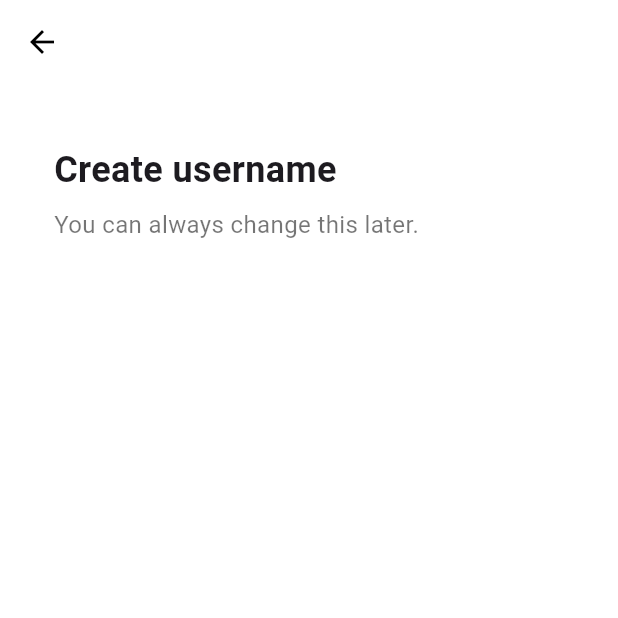
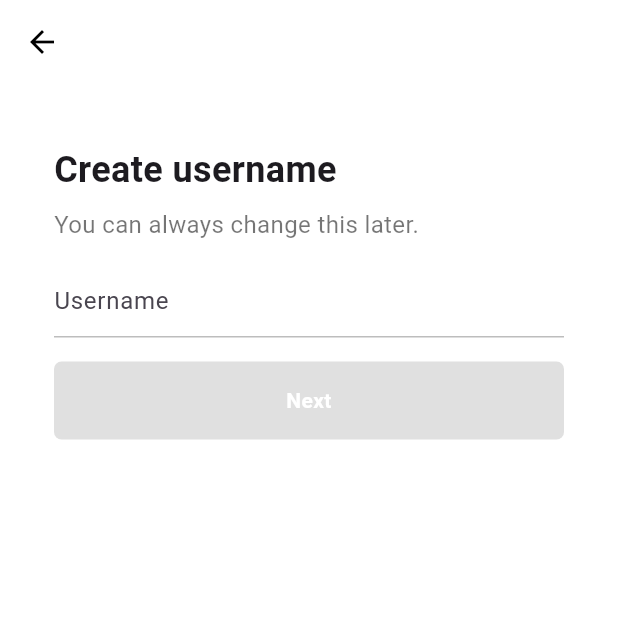
Before and after one commit to viva-lee/tiktok_clone, a Flutter app: the screen it shows after launch, after a tap on "Use email & password", on a phone screen of 412 x 824 dp, the top half of it. Run offline on Flutter 3.47's test engine with Material 3 defaults, Android fonts, the phone set to English and light mode, and no system bars; our stand-ins replace font_awesome_flutter.

Commit message:
Username Screen

```diff
--- a/lib/features/authentication/email_screen.dart
+++ /dev/null
@@ -1,42 +0,0 @@
-import 'package:flutter/material.dart';
-import 'package:tiktok_clone/constants/gaps.dart';
-import 'package:tiktok_clone/constants/sizes.dart';
-
-class EmailScreen extends StatelessWidget {
-  const EmailScreen({super.key});
-
-  @override
-  Widget build(BuildContext context) {
-    return Scaffold(
-      appBar: AppBar(
-        title: const Text(
-          "Sign up",
-        ),
-      ),
-      body: const Padding(
-        padding: EdgeInsets.symmetric(horizontal: Sizes.size36),
-        child: Column(
-          crossAxisAlignment: CrossAxisAlignment.start,
-          children: [
-            Gaps.v40,
-            Text(
-              "Create username",
-              style: TextStyle(
-                fontSize: Sizes.size24,
-                fontWeight: FontWeight.w700,
-              ),
-            ),
-            Gaps.v8,
-            Text(
-              "You can always change this later.",
-              style: TextStyle(
-                fontSize: Sizes.size16,
-                color: Colors.black54,
-              ),
-            ),
-          ],
-        ),
-      ),
-    );
-  }
-}
--- a/lib/features/authentication/sign_up_screen.dart
+++ b/lib/features/authentication/sign_up_screen.dart
@@ -2,7 +2,7 @@ import 'package:flutter/material.dart';
 import 'package:font_awesome_flutter/font_awesome_flutter.dart';
 import 'package:tiktok_clone/constants/gaps.dart';
 import 'package:tiktok_clone/constants/sizes.dart';
-import 'package:tiktok_clone/features/authentication/email_screen.dart';
+import 'package:tiktok_clone/features/authentication/username_screen.dart';
 import 'package:tiktok_clone/features/authentication/login_screen.dart';
 import 'package:tiktok_clone/features/authentication/widgets/auth_button.dart';
 
@@ -17,10 +17,10 @@ class SignUpScreen extends StatelessWidget {
     );
   }
 
-  void _onEmailTap(BuildContext context) {
+  void _onUsernameTap(BuildContext context) {
     Navigator.of(context).push(
       MaterialPageRoute(
-        builder: (context) => const EmailScreen(),
+        builder: (context) => const UsernameScreen(),
       ),
     );
   }
@@ -54,7 +54,7 @@ class SignUpScreen extends StatelessWidget {
               ),
               Gaps.v40,
               GestureDetector(
-                onTap: () => _onEmailTap(context),
+                onTap: () => _onUsernameTap(context),
                 child: const AuthButton(
                     icon: FaIcon(FontAwesomeIcons.user),
                     text: "Use email & password"),
--- a/lib/features/authentication/username_screen.dart
+++ b/lib/features/authentication/username_screen.dart
@@ -0,0 +1,102 @@
+import 'package:flutter/material.dart';
+import 'package:tiktok_clone/constants/gaps.dart';
+import 'package:tiktok_clone/constants/sizes.dart';
+
+class UsernameScreen extends StatefulWidget {
+  const UsernameScreen({super.key});
+
+  @override
+  State<UsernameScreen> createState() => _UsernameScreenState();
+}
+
+class _UsernameScreenState extends State<UsernameScreen> {
+  final TextEditingController _usernameController = TextEditingController();
+
+  String _username = "";
+
+  @override
+  void initState() {
+    super.initState();
+
+    _usernameController.addListener(() {
+      setState(() {
+        _username = _usernameController.text;
+      });
+    });
+  }
+
+  @override
+  Widget build(BuildContext context) {
+    return Scaffold(
+      appBar: AppBar(
+        title: const Text(
+          "Sign up",
+        ),
+      ),
+      body: Padding(
+        padding: const EdgeInsets.symmetric(horizontal: Sizes.size36),
+        child: Column(
+          crossAxisAlignment: CrossAxisAlignment.start,
+          children: [
+            Gaps.v40,
+            const Text(
+              "Create username",
+              style: TextStyle(
+                fontSize: Sizes.size24,
+                fontWeight: FontWeight.w700,
+              ),
+            ),
+            Gaps.v8,
+            const Text(
+              "You can always change this later.",
+              style: TextStyle(
+                fontSize: Sizes.size16,
+                color: Colors.black54,
+              ),
+            ),
+            Gaps.v16,
+            TextField(
+              controller: _usernameController,
+              decoration: InputDecoration(
+                hintText: "Username",
+                enabledBorder: UnderlineInputBorder(
+                  borderSide: BorderSide(
+                    color: Colors.grey.shade400,
+                  ),
+                ),
+                focusedBorder: UnderlineInputBorder(
+                  borderSide: BorderSide(
+                    color: Colors.grey.shade400,
+                  ),
+                ),
+              ),
+              cursorColor: Theme.of(context).primaryColor,
+            ),
+            Gaps.v16,
+            FractionallySizedBox(
+              widthFactor: 1,
+              child: AnimatedContainer(
+                padding: const EdgeInsets.symmetric(vertical: Sizes.size16),
+                decoration: BoxDecoration(
+                  borderRadius: BorderRadius.circular(Sizes.size5),
+                  color: _username.isEmpty
+                      ? Colors.grey.shade300
+                      : Theme.of(context).primaryColor,
+                ),
+                duration: const Duration(milliseconds: 300),
+                child: const Text(
+                  "Next",
+                  textAlign: TextAlign.center,
+                  style: TextStyle(
+                    color: Colors.white,
+                    fontWeight: FontWeight.w600,
+                  ),
+                ),
+              ),
+            )
+          ],
+        ),
+      ),
+    );
+  }
+}
```
